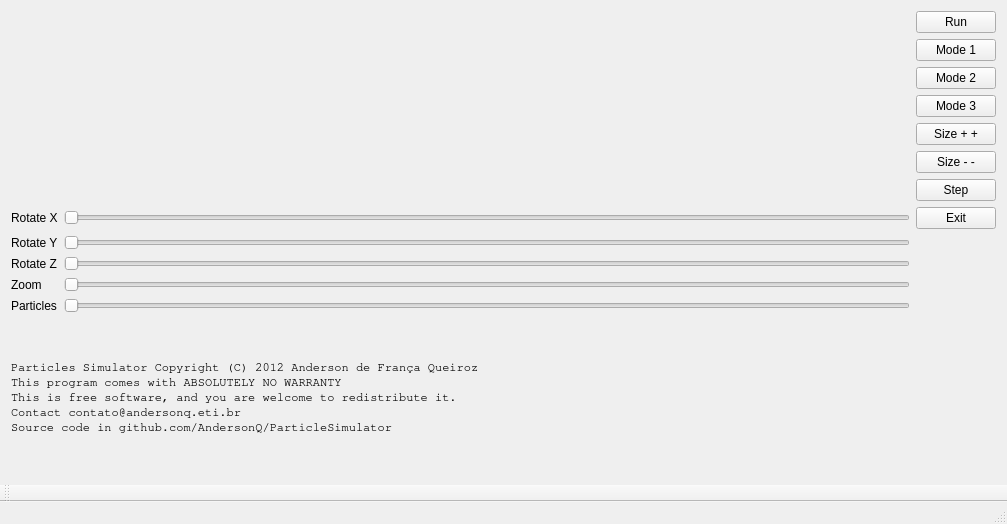
This is mainwindow.ui in AndersonQ/ParticleSumulator as Qt 5 draws it before an edit. The edited form follows.
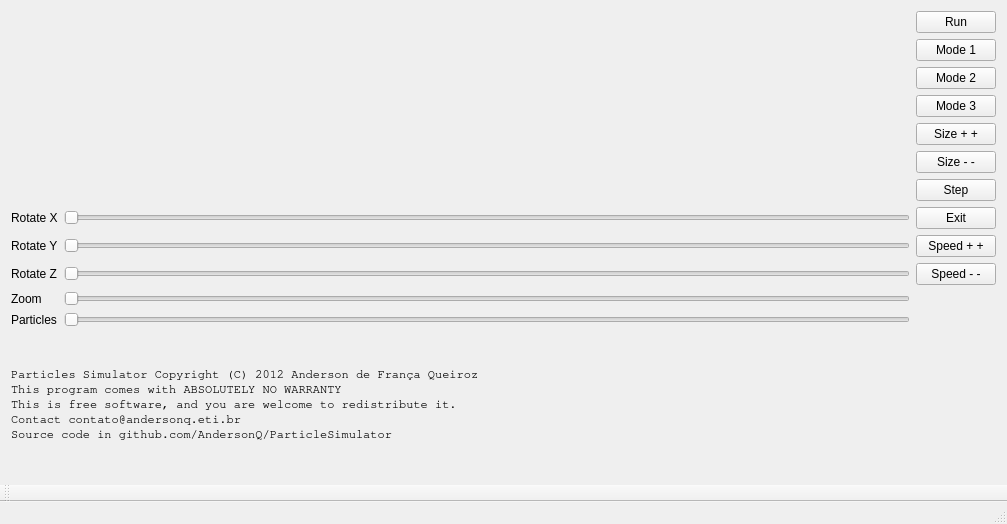
This is the edited form. Custom widgets are drawn as their Qt base class.

Commit message: Speed can be changed

The edit to the form file:
```diff
--- a/mainwindow.ui
+++ b/mainwindow.ui
@@ -181,6 +181,20 @@
       </property>
      </widget>
     </item>
+    <item row="8" column="2">
+     <widget class="QPushButton" name="pushButton_8">
+      <property name="text">
+       <string>Speed + +</string>
+      </property>
+     </widget>
+    </item>
+    <item row="9" column="2">
+     <widget class="QPushButton" name="pushButton_9">
+      <property name="text">
+       <string>Speed - -</string>
+      </property>
+     </widget>
+    </item>
    </layout>
   </widget>
   <widget class="QMenuBar" name="menuBar">
```
Left out of the diff: 34 changed lines with no effect on the pictures. The commit also changes 2 other files.
